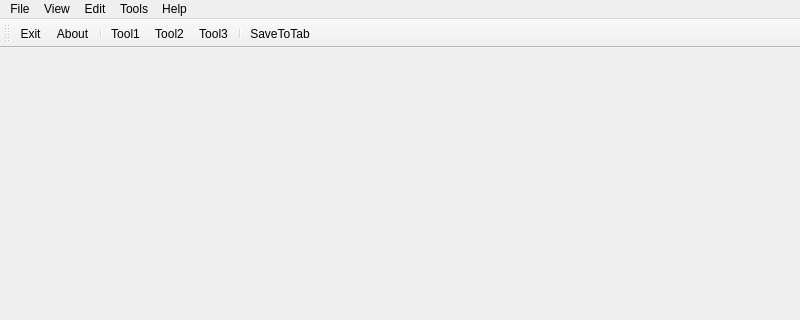
Old version of the form src/frontend/FrMainWindow/FrMainWindow.ui in the repository gablab/murfi2; both pictures show x 0 to 800 and y 0 to 320 of the 800 by 600 pixel window.
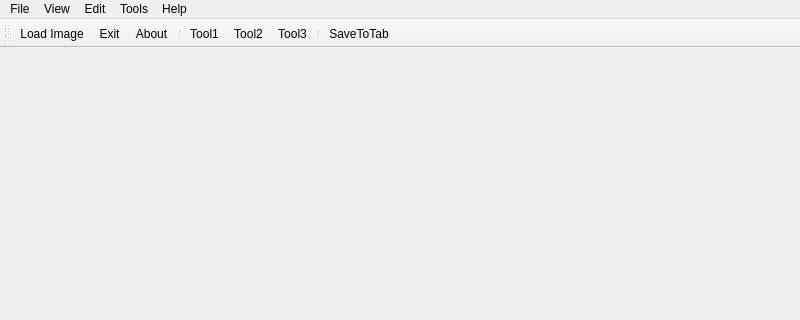
New version of the form.

Diff of the .ui file:
```diff
--- a/src/frontend/FrMainWindow/FrMainWindow.ui
+++ b/src/frontend/FrMainWindow/FrMainWindow.ui
@@ -66,6 +66,7 @@
    <attribute name="toolBarBreak" >
     <bool>false</bool>
    </attribute>
+   <addaction name="actionLoadImage" />
    <addaction name="actionExit" />
    <addaction name="actionAbout" />
    <addaction name="separator" />
@@ -105,6 +106,11 @@
     <string>SaveToTab</string>
    </property>
   </action>
+  <action name="actionLoadImage" >
+   <property name="text" >
+    <string>Load Image</string>
+   </property>
+  </action>
  </widget>
  <resources/>
  <connections/>
```
Left out of the diff: 3 changed lines with no effect on the pictures.
